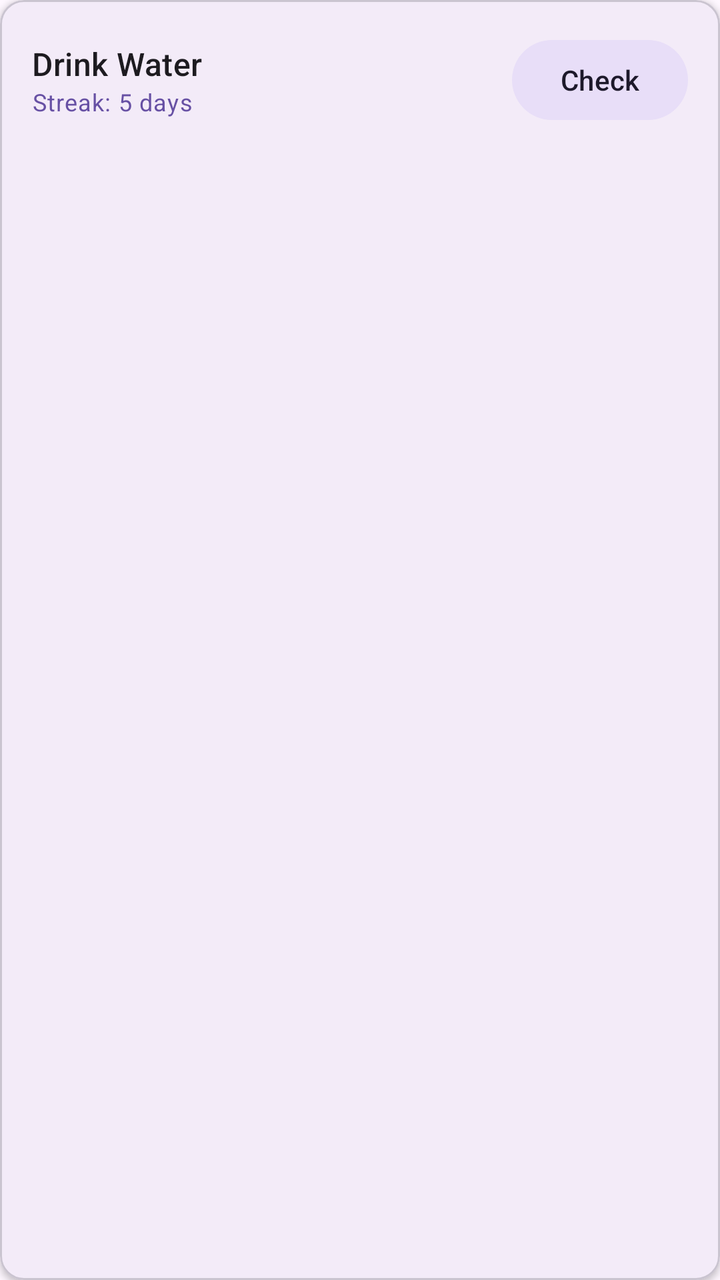
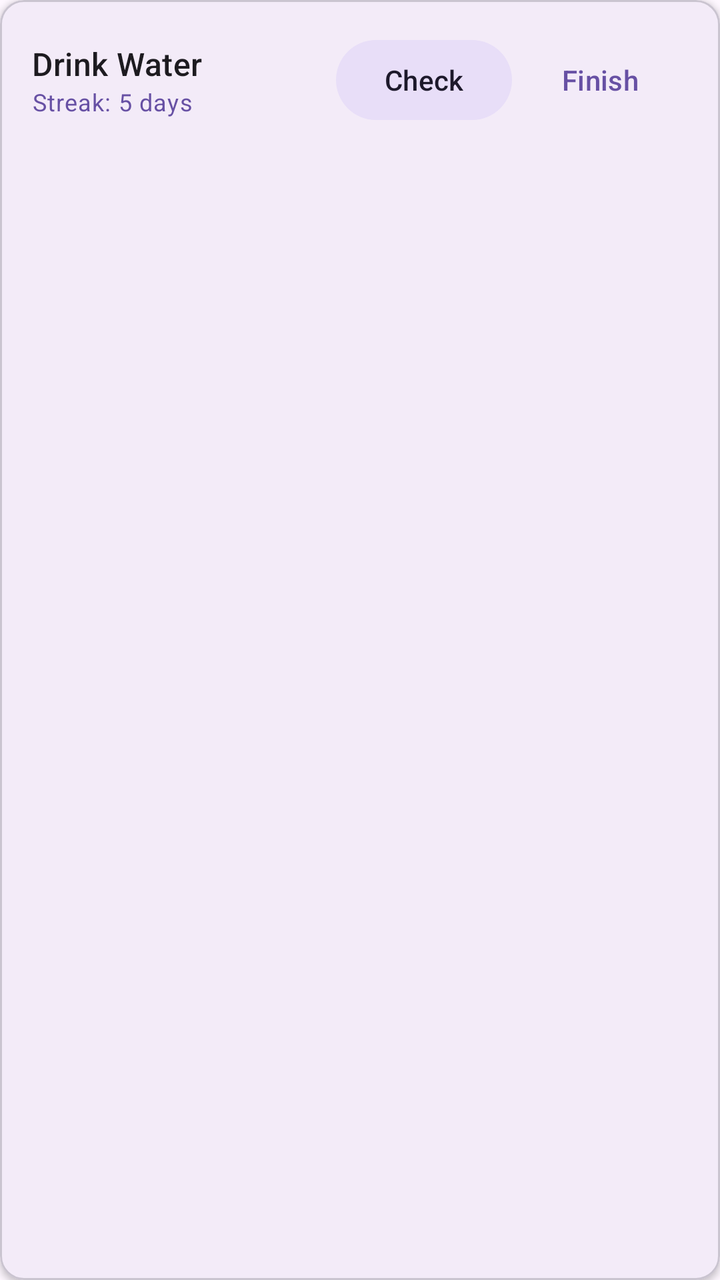

Two renders of the same Android screen: before a commit and after it. Below are the layout's source before the change and the commit's diff.
<!-- AndroidManifest.xml: application theme Theme.Habits -->
<!-- res/layout/item_habit.xml -->
<com.google.android.material.card.MaterialCardView
    xmlns:android="http://schemas.android.com/apk/res/android"
    xmlns:app="http://schemas.android.com/apk/res-auto"
    android:id="@+id/cardView"
    android:layout_width="match_parent"
    android:layout_height="wrap_content"
    android:layout_margin="8dp"
    app:cardCornerRadius="12dp"
    app:cardElevation="2dp">

    <LinearLayout
        android:layout_width="match_parent"
        android:layout_height="wrap_content"
        android:orientation="horizontal"
        android:padding="16dp"
        android:gravity="center_vertical">

        <LinearLayout
            android:layout_width="0dp"
            android:layout_height="wrap_content"
            android:layout_weight="1"
            android:orientation="vertical">

            <TextView
                android:id="@+id/habitName"
                android:layout_width="wrap_content"
                android:layout_height="wrap_content"
                android:text="Drink Water"
                android:textAppearance="?attr/textAppearanceTitleMedium" />

            <TextView
                android:id="@+id/habitStreak"
                android:layout_width="wrap_content"
                android:layout_height="wrap_content"
                android:text="Streak: 5 days"
                android:textAppearance="?attr/textAppearanceBodySmall"
                android:textColor="?attr/colorPrimary" />

            <TextView
                android:id="@+id/brokenStatus"
                android:layout_width="wrap_content"
                android:layout_height="wrap_content"
                android:text="Streak Broken!"
                android:textAppearance="?attr/textAppearanceBodySmall"
                android:textColor="?attr/colorError"
                android:visibility="gone" />
        </LinearLayout>

        <com.google.android.material.button.MaterialButton
            android:id="@+id/btnComplete"
            style="@style/Widget.Material3.Button.TonalButton"
            android:layout_width="wrap_content"
            android:layout_height="wrap_content"
            android:text="Check" />

        <com.google.android.material.button.MaterialButton
            android:id="@+id/btnStartFresh"
            style="@style/Widget.Material3.Button.OutlinedButton"
            android:layout_width="wrap_content"
            android:layout_height="wrap_content"
            android:text="Restart"
            android:visibility="gone" />
    </LinearLayout>
</com.google.android.material.card.MaterialCardView>
<!-- resources referenced by this layout -->
<resources>
  <style name="Theme.Habits" parent="Base.Theme.Habits" />
  <style name="Base.Theme.Habits" parent="Theme.Material3.DayNight.NoActionBar">
          
          
      </style>
</resources>

<!-- the commit's change to res/layout/item_habit.xml (unified diff, before → after) -->
@@ -1,3 +1,4 @@
+<?xml version="1.0" encoding="utf-8"?>
 <com.google.android.material.card.MaterialCardView
     xmlns:android="http://schemas.android.com/apk/res/android"
     xmlns:app="http://schemas.android.com/apk/res-auto"
@@ -54,6 +55,13 @@
             android:text="Check" />
 
         <com.google.android.material.button.MaterialButton
+            android:id="@+id/btnArchive"
+            style="@style/Widget.Material3.Button.TextButton"
+            android:layout_width="wrap_content"
+            android:layout_height="wrap_content"
+            android:text="Finish" />
+
+        <com.google.android.material.button.MaterialButton
             android:id="@+id/btnStartFresh"
             style="@style/Widget.Material3.Button.OutlinedButton"
             android:layout_width="wrap_content"
